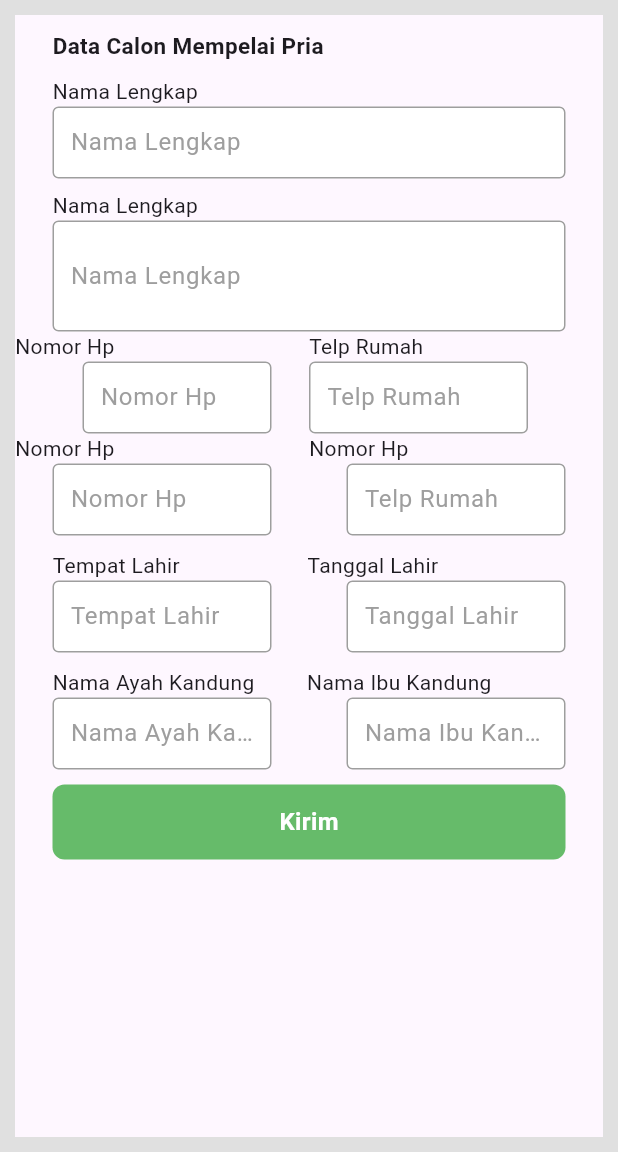
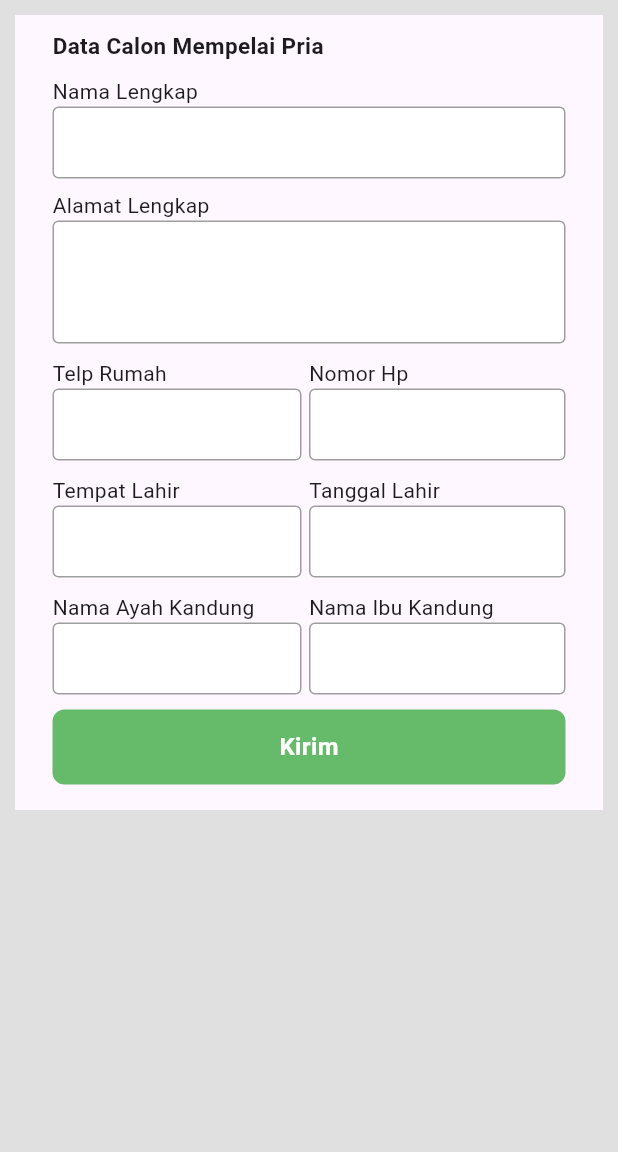
Before and after one commit to Vezyth/BethanyApp, a Flutter app: the PernikahanPriaPage screen opened directly, on a phone screen of 412 x 824 dp, the part 84-1236 px from its top. Run offline on Flutter 3.47's test engine with Material 3 defaults, Android fonts, the phone set to English and light mode, and no system bars; our stand-ins replace fluttertoast, get.

Commit message:
Pernikahan Pria Fix

```diff
--- a/lib/components/my_textfield.dart
+++ b/lib/components/my_textfield.dart
@@ -1,37 +1,53 @@
 import 'package:flutter/material.dart';
 
 class MyTextField extends StatelessWidget {
+
+
   final controller;
   final String hintText;
   final bool obscureText;
   final double fieldHeight;
+  final double fieldBottom;
   final double fieldWidth;
+  final double fieldWidthRight;
+  final double paddingTop;
+  final double paddingBottom;
+  final double paddingLeft;
+  final double paddingRight;
+
 
 
   const MyTextField({
     super.key,
     required this.controller,
-    required this.hintText,
+    this.hintText ="",
     required this.obscureText,
-    required this.fieldHeight,
-    required this.fieldWidth,
+    this.fieldBottom = 10,
+    this.fieldHeight = 10,
+    this.fieldWidth = 8,
+    this.fieldWidthRight = 8,
+    this.paddingTop = 0,
+    this.paddingBottom = 0,
+    this.paddingLeft = 25,
+    this.paddingRight = 25
   });
 
   @override
   Widget build(BuildContext context) {
     return Padding(
-      padding: const EdgeInsets.symmetric(horizontal: 25.0),
+      padding: EdgeInsets.only(top: paddingTop, bottom: paddingBottom, left: paddingLeft, right: paddingRight),
       child: Row(
         children: [
           Flexible(
 
             child: TextField(
+
               controller: controller,
               obscureText: obscureText,
-              textAlignVertical: TextAlignVertical.center,
+              textAlignVertical: TextAlignVertical.top,
               decoration: InputDecoration(
                   contentPadding:
-                      EdgeInsets.symmetric(vertical: fieldHeight, horizontal: 8),
+                      EdgeInsets.only(top: fieldHeight,bottom: fieldBottom, left: fieldWidth, right: fieldWidth),
                   enabledBorder: const OutlineInputBorder(
                       borderSide: BorderSide(color: Colors.grey)),
                   focusedBorder: OutlineInputBorder(
--- a/lib/pages/app/pernikahan_pria.dart
+++ b/lib/pages/app/pernikahan_pria.dart
@@ -1,10 +1,11 @@
 import 'package:bethany_app/components/my_textfield.dart';
 import 'package:bethany_app/pages/app/pernikahan_wanita.dart';
-import 'package:bethany_app/pages/nav_pages/main_page.dart';
 import 'package:flutter/cupertino.dart';
 import 'package:flutter/material.dart';
 import 'package:flutter/widgets.dart';
 import 'package:get/get.dart';
+
+
 
 class PernikahanPriaPage extends StatelessWidget {
   PernikahanPriaPage({super.key});
@@ -24,7 +25,9 @@ class PernikahanPriaPage extends StatelessWidget {
         title: const Text("Pernikahan"),
       ),
       backgroundColor: Colors.grey[300],
-      body: SafeArea(
+      body: Container(
+        decoration: const BoxDecoration(borderRadius: BorderRadius.all(Radius.circular(25))),
+        height: 550,
         child: Center(
           child: Padding(
               padding: const EdgeInsets.all(10.0),
@@ -59,10 +62,10 @@ class PernikahanPriaPage extends StatelessWidget {
                     ),
                     MyTextField(
                       controller: nameController,
-                      hintText: "Nama Lengkap",
                       obscureText: false,
                       fieldHeight: 8,
-                      fieldWidth: 200,
+                      paddingLeft: 25,
+                      paddingRight: 25,
                     ),
                     const SizedBox(
                       height: 8,
@@ -71,159 +74,136 @@ class PernikahanPriaPage extends StatelessWidget {
                       padding: EdgeInsets.symmetric(horizontal: 25.0),
                       child: Row(
                         children: [
-                          Text("Nama Lengkap"),
+                          Text("Alamat Lengkap"),
                         ],
                       ),
                     ),
                     MyTextField(
                       controller: nameController,
-                      hintText: "Nama Lengkap",
                       obscureText: false,
-                      fieldHeight: 25,
-                      fieldWidth: 200,
+                      fieldHeight: 8,
+                      fieldBottom: 50,
+
                     ),
-
-                    //no telp
 
 
 
 
 
-                    Column(
+
+
+                SizedBox(height: 10,),
+
+                Column(
                         children: [
-                          Row(
+                          const Padding(
+                          padding: EdgeInsets.symmetric(horizontal: 25),
+                          child: Row(
                             children: [
-                              Expanded(child: Text("Nomor Hp")),
-
-                              Expanded(child: Text("Telp Rumah")),
-                            ],
-                          ),
-                          Row(
-                            children: [
-
-                              Expanded(
-                            child: Padding(
-                              padding: const EdgeInsets.only(left: 20),
-                              child: MyTextField(
-                                                        controller: nameController,
-                                                        hintText: "Nomor Hp",
-                                                        obscureText: false,
-                                                        fieldHeight: 8,
-                                                        fieldWidth: 200,
-                                                      ),
-                            )),Expanded(
-                            child: Container(
-                              transform: Matrix4.translationValues(-25, 0, 0),
-                              child: MyTextField(
-                                                        controller: nameController,
-                                                        hintText: "Telp Rumah",
-                                                        obscureText: false,
-                                                        fieldHeight: 8,
-                                                        fieldWidth: 200,
-                                                      ),
-                            )),
-                            ],
-                          ),
-                          Row(
-                            children: [
-
-                              Expanded(child: Text("Nomor Hp")),Expanded(child: Text("Nomor Hp")),
-                            ],
-                          ),
-
-                        ],
+                            Expanded(child: Text("Telp Rumah")),
+                            Expanded(child: Text("Nomor Hp")),
+                          ],
                       ),
+                    ),
 
                     Row(
                       children: [
                         Expanded(
                             child: MyTextField(
                           controller: nameController,
-                          hintText: "Nomor Hp",
+
                           obscureText: false,
                           fieldHeight: 8,
-                          fieldWidth: 200,
+                          paddingRight: 5,
+
                         )),
                         Expanded(
                             child: MyTextField(
                           controller: nameController,
-                          hintText: "Telp Rumah",
+
                           obscureText: false,
                           fieldHeight: 8,
-                          fieldWidth: 200,
+                          paddingLeft: 0,
+
                         )),
                       ],
                     ),
-                    // tempat tanggal lahir
 
+                    SizedBox(height: 10,),
                     const Padding(
-                      padding: EdgeInsets.only(top: 10, left: 25, right: 25),
+                      padding: EdgeInsets.symmetric(horizontal: 25),
                       child: Row(
                         children: [
-                          Text("Tempat Lahir"),
-                          SizedBox(
-                            width: 85,
-                          ),
-                          Text("Tanggal Lahir")
+
+                          Expanded(child: Text("Tempat Lahir")),
+                          Expanded(child: Text("Tanggal Lahir"))
                         ],
                       ),
                     ),
+
                     Row(
                       children: [
                         Expanded(
                             child: MyTextField(
                           controller: nameController,
-                          hintText: "Tempat Lahir",
                           obscureText: false,
                           fieldHeight: 8,
-                          fieldWidth: 200,
+                          paddingRight: 5,
+
                         )),
-
                         Expanded(
                             child: MyTextField(
                           controller: nameController,
-                          hintText: "Tanggal Lahir",
                           obscureText: false,
                           fieldHeight: 8,
-                          fieldWidth: 200,
+                          paddingLeft: 0,
+
                         )),
                       ],
                     ),
 
-                    // nama orang tua
+                    SizedBox(height: 10,),
 
-                    const Padding(
-                      padding: EdgeInsets.only(top: 10, left: 25, right: 25),
+                           const Padding(
+                      padding: EdgeInsets.symmetric(horizontal: 25),
                       child: Row(
                         children: [
-                          Text("Nama Ayah Kandung"),
-                          SizedBox(
-                            width: 35,
-                          ),
-                          Text("Nama Ibu Kandung")
+
+                          Expanded(child: Text("Nama Ayah Kandung")),
+                          Expanded(child: Text("Nama Ibu Kandung"))
                         ],
                       ),
                     ),
+
                     Row(
                       children: [
                         Expanded(
                             child: MyTextField(
                           controller: nameController,
-                          hintText: "Nama Ayah Kandung",
+
                           obscureText: false,
                           fieldHeight: 8,
-                          fieldWidth: 200,
+                          paddingRight: 5,
+
                         )),
                         Expanded(
                             child: MyTextField(
                           controller: nameController,
-                          hintText: "Nama Ibu Kandung",
+
                           obscureText: false,
                           fieldHeight: 8,
-                          fieldWidth: 200,
+                          paddingLeft: 0,
+
                         )),
                       ],
                     ),
+
+                  ],
+                ),
+
+
+
+
                     // button kirim
 
                     const SizedBox(
@@ -260,42 +240,5 @@ class PernikahanPriaPage extends StatelessWidget {
     );
   }
 
-  // Scaffold(
-  //     appBar: AppBar(
-  //       leading: BackButton(
-  //         onPressed: () {
-  //           Navigator.of(context).pushReplacement(MaterialPageRoute(
-  //               builder: (BuildContext context) => const MainPage()));
-  //         },
-  //       ),
-  //       centerTitle: true,
-  //       title: const Text("Doa & Konseling"),
-  //     ),
-  //     backgroundColor: Colors.grey[300],
-  //     body: const SafeArea(
-  //         child: Center(
-  //       child: Padding(
-  //         padding: EdgeInsets.all(10.0),
-  //         child: Scaffold(
-  //           body: Column(
-  //             children: [
-  //               Padding(
-  //                   padding: EdgeInsets.all(8.0),
-  //                   child: Text(
-  //                     "Data Calon Mempelai Pria",
-  //                     style:
-  //                         TextStyle(fontWeight: FontWeight.w600, fontSize: 15),
-  //                   )),
-  //               MyTextField(
-  //                   controller: nameController,
-  //                   hintText: "",
-  //                   obscureText: true,
-  //                   fieldHeight: 10)
-  //             ],
-  //           ),
-  //         ),
-  //       ),
-  //     )),
-  //   );
-  // }
+
 }
--- a/lib/pages/register_page.dart
+++ b/lib/pages/register_page.dart
@@ -50,7 +50,7 @@ class RegisterPage extends StatelessWidget {
               hintText: 'Username',
               obscureText: false,
               fieldHeight: 10,
-              fieldWidth: 50,
+
             ),
 
             const SizedBox(
@@ -62,7 +62,8 @@ class RegisterPage extends StatelessWidget {
               hintText: 'Email',
               obscureText: false,
               fieldHeight: 10,
-              fieldWidth: 50,
+
+
             ),
 
             const SizedBox(
@@ -75,7 +76,7 @@ class RegisterPage extends StatelessWidget {
               hintText: 'Password',
               obscureText: true,
               fieldHeight: 10,
-              fieldWidth: 50,
+
             ),
 
             // forgot password
```
